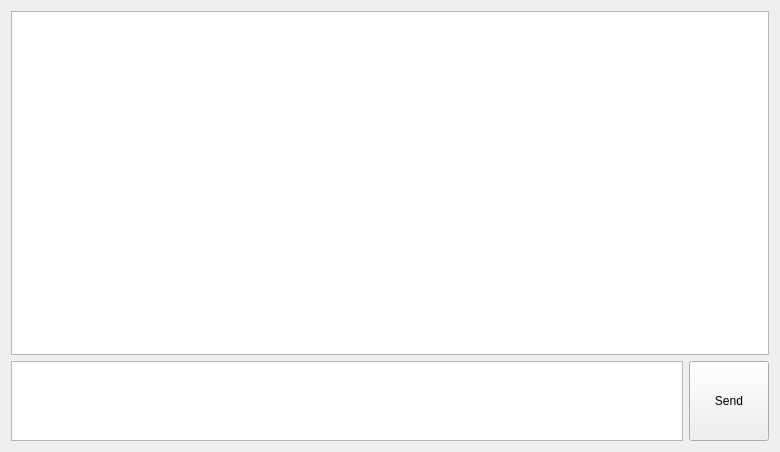
Qt form ui/chat_window.ui (caiobd/sprite-ai) before a commit.
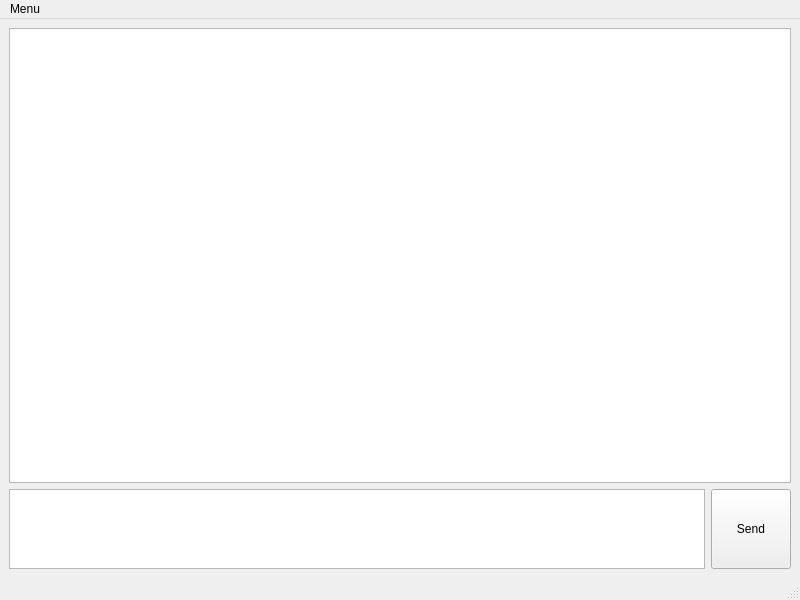
The same form after that commit.

Commit message: added chat window menu added exit function to menu added exit shortcut to chat window fixed bug where a newline was added to user input on new message made chat window a QMainWindow

```diff
--- a/ui/chat_window.ui
+++ b/ui/chat_window.ui
@@ -1,19 +1,20 @@
 <?xml version="1.0" encoding="UTF-8"?>
 <ui version="4.0">
- <class>Form</class>
- <widget class="QWidget" name="Form">
+ <class>MainWindow</class>
+ <widget class="QMainWindow" name="MainWindow">
   <property name="geometry">
    <rect>
     <x>0</x>
     <y>0</y>
-    <width>780</width>
-    <height>452</height>
+    <width>800</width>
+    <height>600</height>
    </rect>
   </property>
   <property name="windowTitle">
    <string>Sprite AI</string>
   </property>
-  <layout class="QVBoxLayout" name="verticalLayout_2">
+  <widget class="QWidget" name="centralwidget">
+   <layout class="QVBoxLayout" name="verticalLayout">
    <item>
     <widget class="QListView" name="lv_chat_history">
      <property name="minimumSize">
@@ -55,6 +56,43 @@
     </layout>
    </item>
   </layout>
+  </widget>
+  <widget class="QMenuBar" name="mb_menubar">
+   <property name="geometry">
+    <rect>
+     <x>0</x>
+     <y>0</y>
+     <width>800</width>
+     <height>22</height>
+    </rect>
+   </property>
+   <widget class="QMenu" name="m_menu">
+    <property name="title">
+     <string>Menu</string>
+    </property>
+    <addaction name="a_exit"/>
+   </widget>
+   <addaction name="m_menu"/>
+  </widget>
+  <widget class="QStatusBar" name="sb_statusbar"/>
+  <action name="a_exit">
+   <property name="text">
+    <string>Exit</string>
+   </property>
+   <property name="shortcut">
+    <string>Ctrl+Q</string>
+   </property>
+  </action>
+  <action name="actionHide_window">
+   <property name="text">
+    <string>Hide window</string>
+   </property>
+  </action>
+  <action name="a_new_chat">
+   <property name="text">
+    <string>New chat</string>
+   </property>
+  </action>
  </widget>
  <resources/>
  <connections/>
```
Lines whose indentation alone changed are shown as unchanged. The commit also changes 4 other files.
